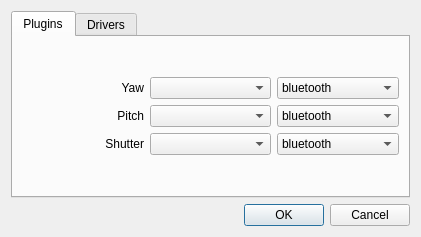
Old version of the form papywizard/view/ui/pluginsDialog.ui in the repository bingostar89/Papywizard.
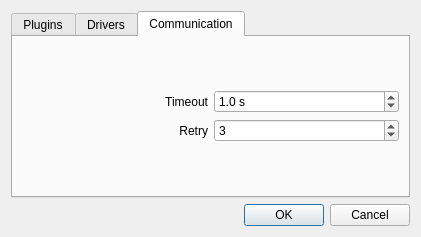
New version of the form. The open tabs and pages were chosen to show the change. Icons and pictures are not drawn.

Commit message: Added com params

What changed in the file:
```diff
--- a/papywizard/view/ui/pluginsDialog.ui
+++ b/papywizard/view/ui/pluginsDialog.ui
@@ -291,6 +291,84 @@
        </item>
       </layout>
      </widget>
+     <widget class="QWidget" name="tab">
+      <attribute name="title">
+       <string>Communication</string>
+      </attribute>
+      <layout class="QVBoxLayout" name="verticalLayout_2">
+       <item>
+        <layout class="QGridLayout" name="gridLayout_2">
+         <item row="0" column="0">
+          <widget class="QLabel" name="label">
+           <property name="text">
+            <string>Timeout</string>
+           </property>
+           <property name="alignment">
+            <set>Qt::AlignRight|Qt::AlignTrailing|Qt::AlignVCenter</set>
+           </property>
+           <property name="margin">
+            <number>5</number>
+           </property>
+          </widget>
+         </item>
+         <item row="0" column="1">
+          <widget class="QDoubleSpinBox" name="comTimeoutDoubleSpinBox">
+           <property name="enabled">
+            <bool>true</bool>
+           </property>
+           <property name="suffix">
+            <string notr="true"> s</string>
+           </property>
+           <property name="decimals">
+            <number>1</number>
+           </property>
+           <property name="minimum">
+            <double>0.100000000000000</double>
+           </property>
+           <property name="maximum">
+            <double>10.000000000000000</double>
+           </property>
+           <property name="singleStep">
+            <double>0.100000000000000</double>
+           </property>
+           <property name="value">
+            <double>1.000000000000000</double>
+           </property>
+          </widget>
+         </item>
+         <item row="1" column="0">
+          <widget class="QLabel" name="label_2">
+           <property name="text">
+            <string>Retry</string>
+           </property>
+           <property name="alignment">
+            <set>Qt::AlignRight|Qt::AlignTrailing|Qt::AlignVCenter</set>
+           </property>
+           <property name="margin">
+            <number>5</number>
+           </property>
+          </widget>
+         </item>
+         <item row="1" column="1">
+          <widget class="QSpinBox" name="comRetrySpinBox">
+           <property name="enabled">
+            <bool>true</bool>
+           </property>
+           <property name="minimum">
+            <number>1</number>
+           </property>
+           <property name="maximum">
+            <number>10</number>
+           </property>
+           <property name="value">
+            <number>3</number>
+           </property>
+          </widget>
+         </item>
+        </layout>
+       </item>
+      </layout>
+     </widget>
     </widget>
    </item>
    <item>
```
